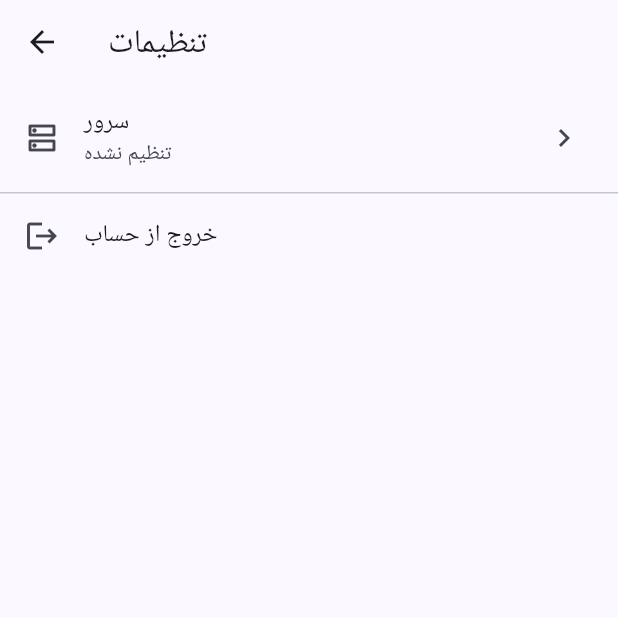
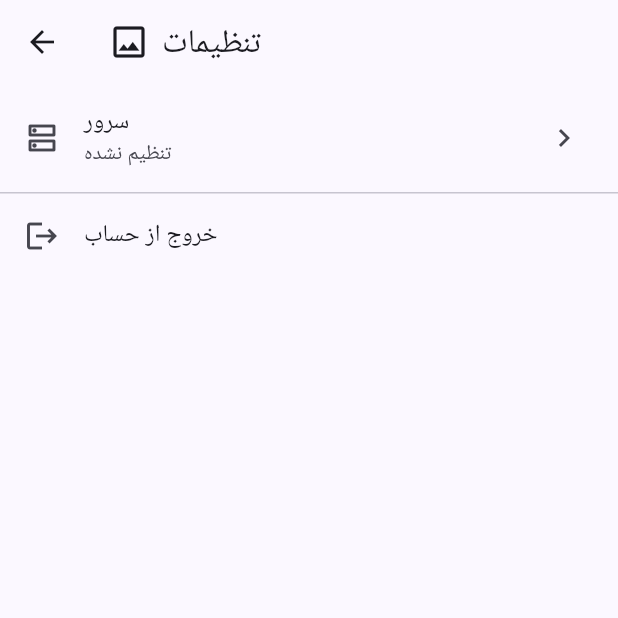
Before and after one commit to IrajAzarvand/GpsStore, a Flutter app: the SettingsHomePage screen opened directly, on a phone screen of 412 x 824 dp, the top half of it. Run offline on Flutter 3.47's test engine with Material 3 defaults, Android fonts, the phone set to English and light mode, and no system bars; our stand-ins replace flutter_secure_storage, shared_preferences; accounts and stored records are empty; network calls fail.

Commit message:
add logo to mobile app

```diff
--- a/mobile/lib/src/pages/settings_home_page.dart
+++ b/mobile/lib/src/pages/settings_home_page.dart
@@ -3,6 +3,7 @@ import 'package:flutter/material.dart';
 import '../api/auth_api.dart';
 import '../storage/app_config_repository.dart';
 import 'settings_page.dart';
+import '../widgets/app_logo.dart';
 
 class SettingsHomePage extends StatefulWidget {
   const SettingsHomePage({super.key});
@@ -33,7 +34,14 @@ class _SettingsHomePageState extends State<SettingsHomePage> {
   Widget build(BuildContext context) {
     return Scaffold(
       appBar: AppBar(
-        title: const Text('تنظیمات'),
+        title: Row(
+          mainAxisSize: MainAxisSize.min,
+          children: const [
+            AppLogo(height: 28),
+            SizedBox(width: 8),
+            Text('تنظیمات'),
+          ],
+        ),
       ),
       body: ListView(
         children: [
--- /dev/null
+++ b/mobile/lib/src/widgets/app_logo.dart
@@ -0,0 +1,42 @@
+import 'package:flutter/material.dart';
+
+import '../storage/app_config_repository.dart';
+
+class AppLogo extends StatelessWidget {
+  final double height;
+
+  const AppLogo({super.key, this.height = 28});
+
+  @override
+  Widget build(BuildContext context) {
+    final repo = AppConfigRepository();
+
+    return FutureBuilder<String?>(
+      future: repo.getBaseUrl(),
+      builder: (context, snapshot) {
+        final baseUrl = (snapshot.data ?? '').trim();
+        if (baseUrl.isEmpty) {
+          return _fallback();
+        }
+
+        final base = Uri.tryParse(baseUrl);
+        if (base == null) {
+          return _fallback();
+        }
+
+        final logoUri = base.resolve('/static/img/logo.png');
+
+        return Image.network(
+          logoUri.toString(),
+          height: height,
+          fit: BoxFit.contain,
+          errorBuilder: (context, error, stackTrace) => _fallback(),
+        );
+      },
+    );
+  }
+
+  Widget _fallback() {
+    return Icon(Icons.image_outlined, size: height);
+  }
+}
```
Also changed, not shown: mobile/lib/src/pages/devices_page.dart (+9 -1 lines), mobile/lib/src/pages/home_shell.dart (+19 -0 lines), mobile/lib/src/pages/live_map_page.dart (+9 -1 lines), mobile/lib/src/pages/reports_page.dart (+9 -1 lines), 2 other files.
